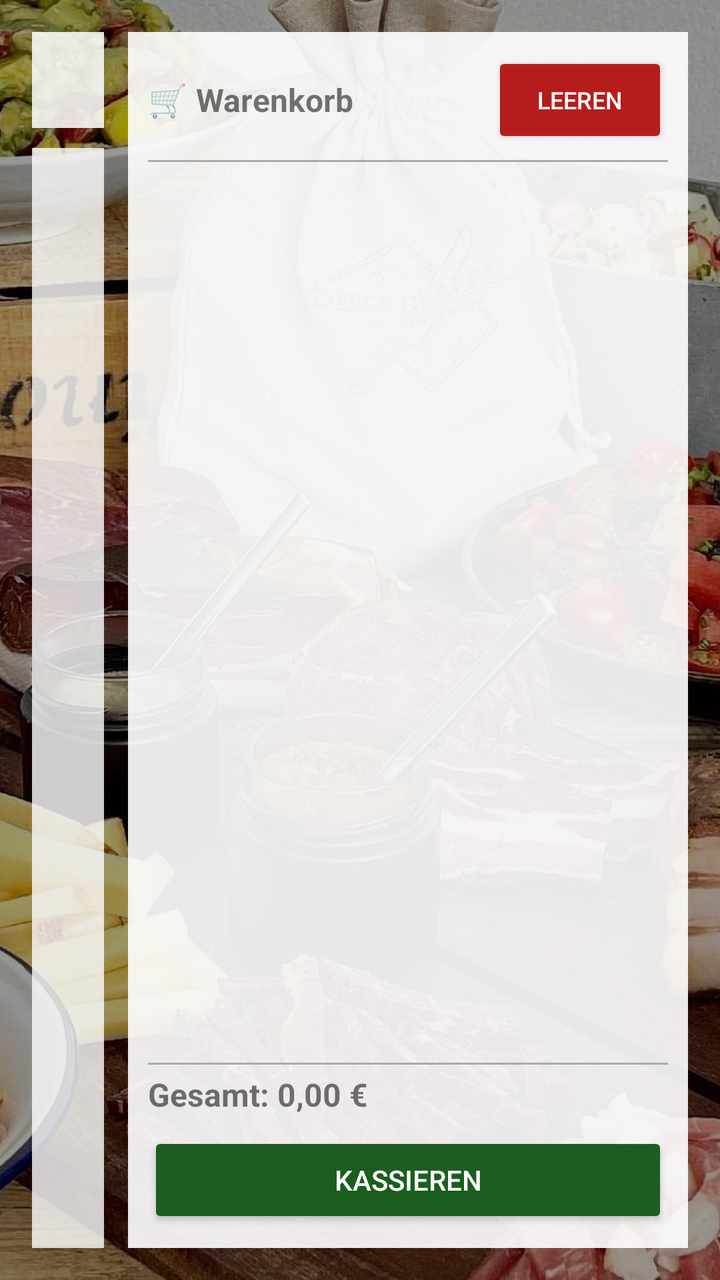
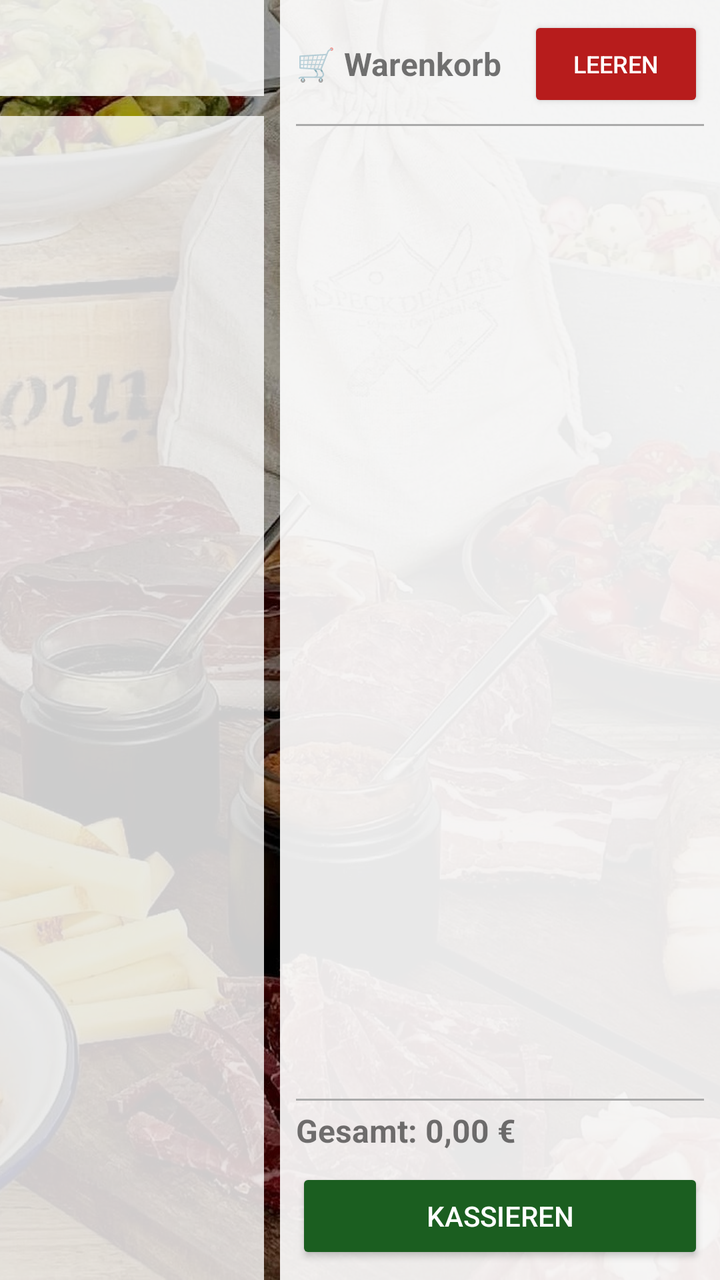

The first picture is an Android layout as it rendered before a commit; the second is the same layout after the commit. The layout source and the unified diff follow.
<!-- AndroidManifest.xml: application theme Theme.SpeckdealerApp -->
<!-- res/layout/activity_sales.xml -->
<?xml version="1.0" encoding="utf-8"?>
<LinearLayout xmlns:android="http://schemas.android.com/apk/res/android"
	xmlns:app="http://schemas.android.com/apk/res-auto"
	android:layout_width="match_parent"
	android:layout_height="match_parent"
	android:background="@drawable/app_background"
	android:orientation="horizontal"
	android:padding="16dp">

	
	<LinearLayout
		android:layout_width="0dp"
		android:layout_height="match_parent"
		android:layout_weight="1"
		android:orientation="vertical">

		<com.google.android.material.tabs.TabLayout
			android:id="@+id/salesTabLayout"
			android:layout_width="match_parent"
			android:layout_height="wrap_content"
			android:background="#DDFFFFFF"
			app:tabMode="scrollable" />

		<androidx.recyclerview.widget.RecyclerView
			android:id="@+id/salesArticleRecyclerView"
			android:layout_width="match_parent"
			android:layout_height="0dp"
			android:layout_marginTop="10dp"
			android:layout_weight="1"
			android:background="#CCFFFFFF"
			android:clipToPadding="false"
			android:padding="8dp" />

	</LinearLayout>

	
	<LinearLayout
		android:layout_width="280dp"
		android:layout_height="match_parent"
		android:layout_marginStart="12dp"
		android:background="#E8FFFFFF"
		android:orientation="vertical"
		android:padding="10dp">

		
		<LinearLayout
			android:layout_width="match_parent"
			android:layout_height="wrap_content"
			android:gravity="center_vertical"
			android:orientation="horizontal">

			<TextView
				android:layout_width="0dp"
				android:layout_height="wrap_content"
				android:layout_weight="1"
				android:text="🛒 Warenkorb"
				android:textSize="16sp"
				android:textStyle="bold" />

			<Button
				android:id="@+id/cartClearButton"
				android:layout_width="wrap_content"
				android:layout_height="wrap_content"
				android:backgroundTint="#B71C1C"
				android:text="Leeren"
				android:textColor="#FFFFFF"
				android:textSize="12sp" />

		</LinearLayout>

		
		<View
			android:layout_width="match_parent"
			android:layout_height="1dp"
			android:layout_marginTop="6dp"
			android:layout_marginBottom="6dp"
			android:background="#AAAAAA" />

		
		<androidx.recyclerview.widget.RecyclerView
			android:id="@+id/cartRecyclerView"
			android:layout_width="match_parent"
			android:layout_height="0dp"
			android:layout_weight="1" />

		
		<View
			android:layout_width="match_parent"
			android:layout_height="1dp"
			android:layout_marginTop="6dp"
			android:layout_marginBottom="4dp"
			android:background="#AAAAAA" />

		
		<TextView
			android:id="@+id/cartTotalText"
			android:layout_width="match_parent"
			android:layout_height="wrap_content"
			android:text="Gesamt: 0,00 €"
			android:textSize="16sp"
			android:textStyle="bold" />

		
		<Button
			android:id="@+id/cartCheckoutButton"
			android:layout_width="match_parent"
			android:layout_height="wrap_content"
			android:layout_marginTop="8dp"
			android:backgroundTint="#1B5E20"
			android:text="Kassieren"
			android:textColor="#FFFFFF" />

	</LinearLayout>

</LinearLayout>
<!-- resources referenced by this layout -->
<resources>
  <!-- drawable app_background (drawable) -->
  <?xml version="1.0" encoding="utf-8"?>
  <layer-list xmlns:android="http://schemas.android.com/apk/res/android">
  	<item>
  		<bitmap
  			android:gravity="fill"
  			android:src="@drawable/speckdealer_bg_dark" />
  	</item>
  </layer-list>
  <style name="Theme.SpeckdealerApp" parent="Theme.MaterialComponents.DayNight.NoActionBar">
  		<item name="colorPrimary">@android:color/holo_green_dark</item>
  		<item name="colorPrimaryVariant">@android:color/holo_green_light</item>
  		<item name="colorSecondary">@android:color/holo_orange_light</item>
  		<item name="android:statusBarColor" tools:targetApi="l">?attr/colorPrimaryVariant</item>
  	</style>
  <!-- drawable speckdealer_bg_dark: jpg bitmap (drawable, 412528 bytes) -->
</resources>

<!-- the commit's change to res/layout/activity_sales.xml (unified diff, before → after) -->
@@ -4,8 +4,7 @@
 	android:layout_width="match_parent"
 	android:layout_height="match_parent"
 	android:background="@drawable/app_background"
-	android:orientation="horizontal"
-	android:padding="16dp">
+	android:orientation="horizontal">
 
 	
 	<LinearLayout
@@ -35,12 +34,12 @@
 
 	
 	<LinearLayout
-		android:layout_width="280dp"
+		android:layout_width="220dp"
 		android:layout_height="match_parent"
-		android:layout_marginStart="12dp"
+		android:layout_marginStart="8dp"
 		android:background="#E8FFFFFF"
 		android:orientation="vertical"
-		android:padding="10dp">
+		android:padding="8dp">
 
 		
 		<LinearLayout
